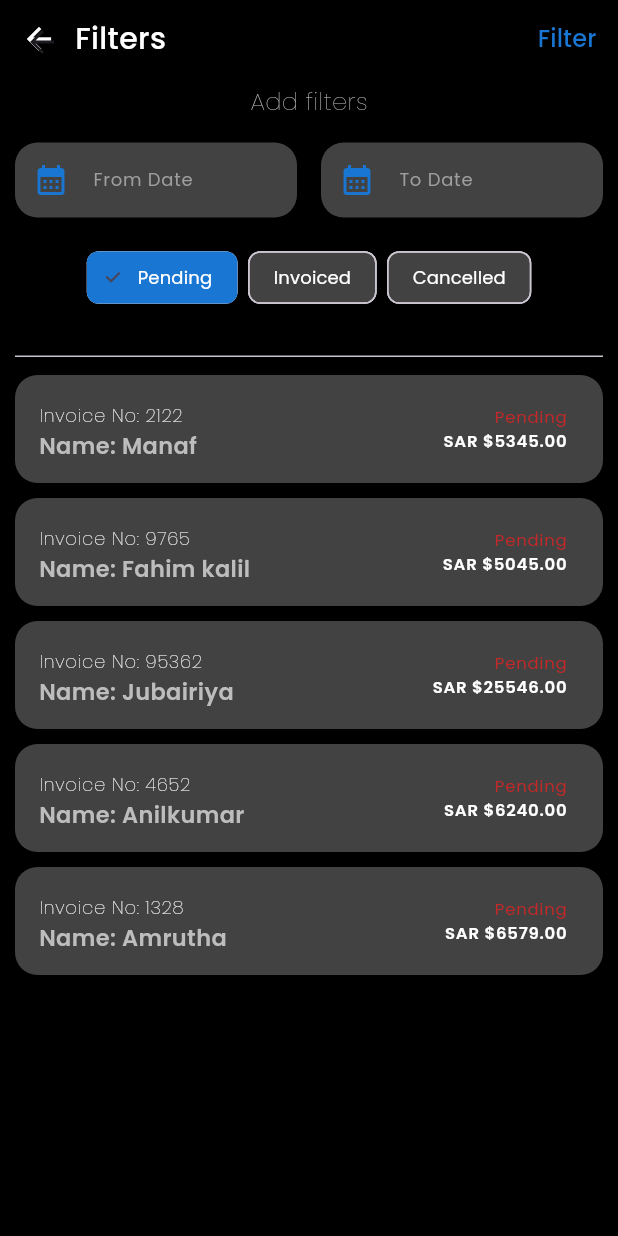
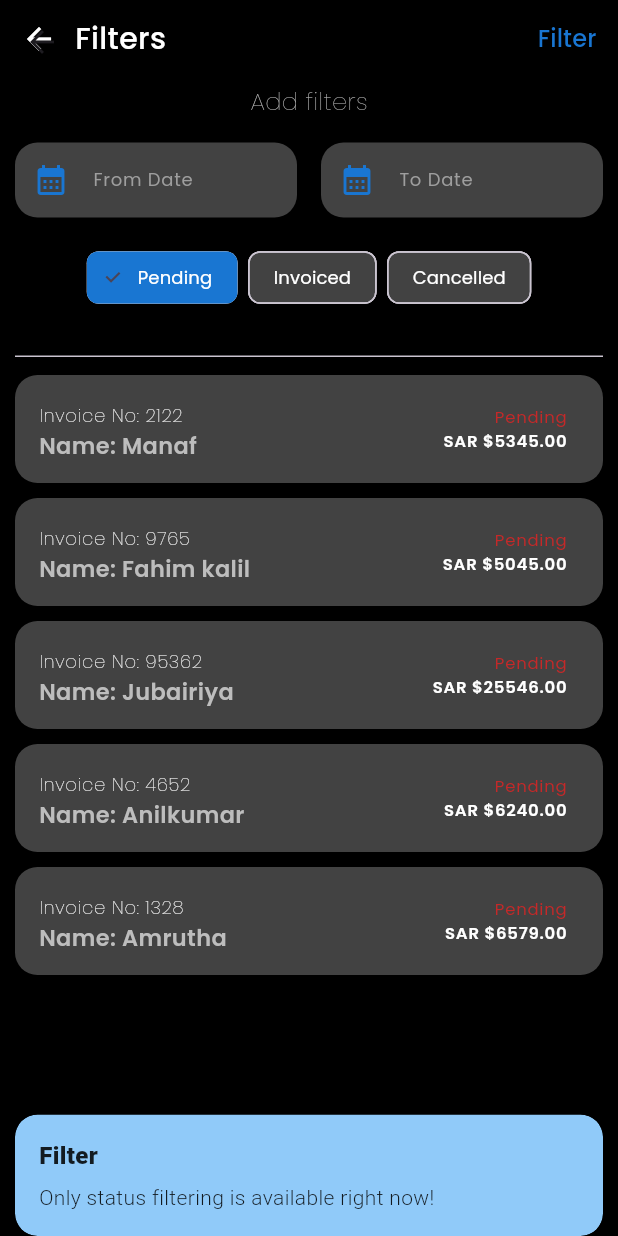
Before and after one commit to shahinsha-kvk/viknCodesTask, a Flutter app: the FilterPage screen opened by its route, after a tap on "Filter", on a phone screen of 412 x 824 dp. Run offline on Flutter 3.47's test engine with Material 3 defaults, Android fonts, the phone set to English and light mode, and no system bars; our stand-ins replace flutter_secure_storage, get, google_fonts; accounts and stored records are empty.

Commit message:
sixth commit

```diff
--- a/lib/controllers/sale_list_controller.dart
+++ b/lib/controllers/sale_list_controller.dart
@@ -34,7 +34,7 @@ class SaleListController extends GetxController {
 
     for (int i = 0; i < list.length; i++) {
       if (list[i].status == status) {
-        print(list[i].status);
+        // print(list[i].status);
         templist.add(list[i]);
       }
     }
@@ -47,7 +47,7 @@ class SaleListController extends GetxController {
 
     for (int i = 0; i < list.length; i++) {
       if (list[i].customerName.toLowerCase().contains(value.toLowerCase())) {
-        print(list[i].customerName);
+        // print(list[i].customerName);
         templist.add(list[i]);
       }
     }
--- a/lib/views/filter_page.dart
+++ b/lib/views/filter_page.dart
@@ -73,7 +73,12 @@ class _FilterPageState extends State<FilterPage> {
                 ),
                 TextButton(
                   onPressed: () {
-                    // Add filter action logic here if needed
+                    Get.snackbar(
+                      'Filter',
+                      'Only status filtering is available right now!',
+                      snackPosition: SnackPosition.BOTTOM,
+                      backgroundColor: Colors.blue[200],
+                    );
                   },
                   child: Text(
                     'Filter',
```
Lines whose indentation alone changed are shown as unchanged.
